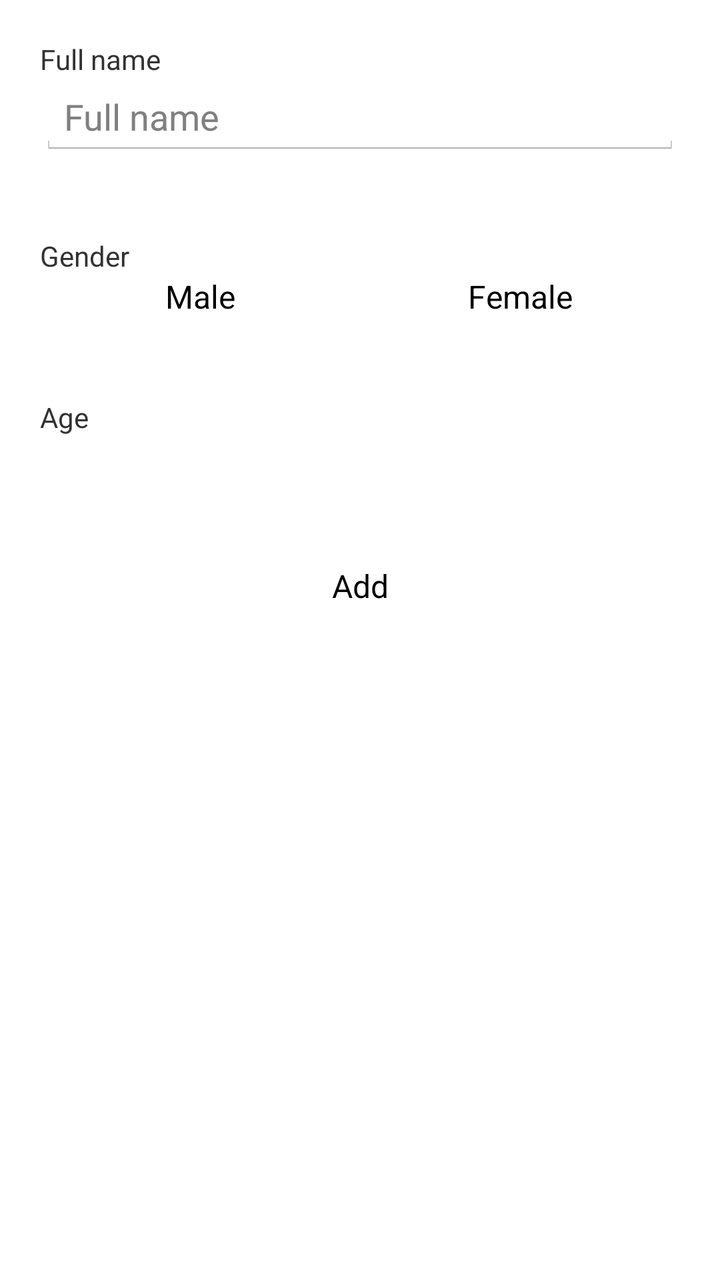
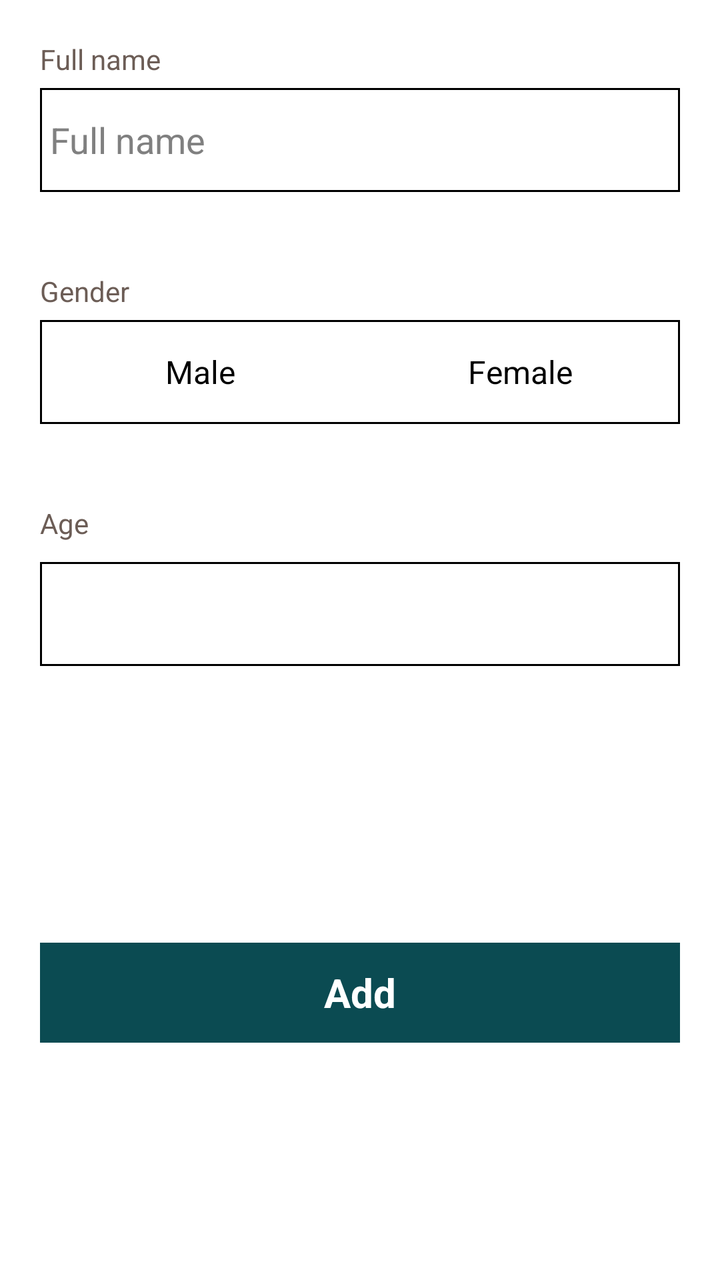

An Android layout rendered at two revisions. The XML below is the earlier revision; the diff shows what the commit changed to produce the second picture.
<!-- AndroidManifest.xml: application theme AppTheme -->
<!-- res/layout/activity_new_child.xml -->
<?xml version="1.0" encoding="utf-8"?>
<LinearLayout xmlns:android="http://schemas.android.com/apk/res/android"
    android:orientation="vertical" android:layout_width="match_parent"
    android:layout_margin="@dimen/activity_vertical_margin"
    android:layout_height="match_parent">

   <LinearLayout
       android:layout_width="match_parent"
       android:orientation="vertical"
       android:id="@+id/fullnameLayout"
       android:layout_margin="20dp"
       android:layout_height="wrap_content">

       <TextView
           android:layout_width="match_parent"
           android:layout_height="wrap_content"
           android:text="@string/full_name"/>

       <EditText
           android:id="@+id/fullnameEditText"
           android:layout_width="match_parent"
           android:hint="@string/full_name"
           android:layout_height="wrap_content" />

   </LinearLayout>

    <LinearLayout
        android:layout_width="match_parent"
        android:orientation="vertical"
        android:id="@+id/genderLayout"
        android:layout_margin="20dp"
        android:layout_height="wrap_content">

        <TextView
            android:layout_width="match_parent"
            android:layout_height="wrap_content"
            android:text="@string/ofis_select_gender"/>
        <LinearLayout
            android:layout_width="match_parent"
            android:layout_height="wrap_content"
            android:orientation="horizontal"
            android:weightSum="2">

            <android.support.v7.widget.AppCompatButton
                android:id="@+id/maleButton"
            android:layout_width="match_parent"
            android:layout_height="wrap_content"
            android:layout_gravity="center"
            android:gravity="center"
                android:layout_weight="1"
            android:text="@string/gender_male"/>

            <android.support.v7.widget.AppCompatButton
                android:id="@+id/femaleButton"
                android:layout_width="match_parent"
                android:layout_height="wrap_content"
                android:layout_gravity="center"
                android:gravity="center"
                android:layout_weight="1"
                android:text="@string/gender_female"/>

        </LinearLayout>
    </LinearLayout>

    <LinearLayout
        android:layout_width="match_parent"
        android:orientation="vertical"
        android:id="@+id/ageLayout"
        android:layout_margin="20dp"
        android:layout_height="wrap_content">

        <TextView
            android:layout_width="match_parent"
            android:layout_height="wrap_content"
            android:text="@string/age"/>

        <android.support.v7.widget.AppCompatSpinner
            android:id="@+id/ageSpinner"
            android:layout_marginTop="10dp"
            android:layout_width="match_parent"
            android:layout_height="wrap_content" />

    </LinearLayout>

    <android.support.v7.widget.AppCompatButton
        android:id="@+id/addNewChildButton"
        android:layout_width="match_parent"
        android:layout_height="50dp"
        android:layout_margin="20dp"
        android:layout_gravity="center"
        android:gravity="center"
        android:text="@string/add"/>

</LinearLayout>
<!-- resources referenced by this layout -->
<resources>
  <dimen name="activity_vertical_margin">16dp</dimen>
  <string name="add">Add</string>
  <string name="age">Age</string>
  <string name="full_name">Full name</string>
  <string name="gender_female">Female</string>
  <string name="gender_male">Male</string>
  <string name="ofis_select_gender">Gender</string>
  <style name="AppTheme" parent="android:Theme.Holo.Light">
          
          <item name="android:spinnerItemStyle">@style/SpinnerItem</item>
          <item name="android:spinnerDropDownItemStyle">@style/SpinnerItem.DropDownItem</item>
          <item name="android:dropDownListViewStyle">@style/StandardSpinner</item>
          <item name="android:actionBarStyle">@style/AppTheme.ActionBarStyle</item>
      </style>
  <style name="SpinnerItem" parent="android:Widget.Holo.DropDownItem">
          <item name="android:textColor">@color/ofis_base_font_white</item>
          <item name="android:textSize">@dimen/ofis_spinner_text</item>
      </style>
  <style name="SpinnerItem.DropDownItem" parent="android:Widget.Holo.DropDownItem.Spinner">
          <item name="android:textColor">@color/ofis_text_field</item>
          <item name="android:background">@color/ofis_spinner_item_background</item>
      </style>
  <style name="StandardSpinner" parent="android:Widget.Holo.Light.ListView">
          <item name="android:dividerHeight">@dimen/ofis_spinner_itemseparator</item>
          <item name="android:divider">@color/ofis_spinner_divider</item>
      </style>
  <style name="AppTheme.ActionBarStyle" parent="android:Widget.Holo.Light.ActionBar">
          <item name="android:titleTextStyle">@style/AppTheme.ActionBar.TitleTextStyle</item>
      </style>
  <color name="ofis_base_font_white">#ffffff</color>
  <dimen name="ofis_spinner_text">14sp</dimen>
  <color name="ofis_text_field">#DE000000</color>
  <color name="ofis_spinner_item_background">@color/ofis_actionbar_background</color>
  <dimen name="ofis_spinner_itemseparator">1dp</dimen>
  <color name="ofis_spinner_divider">#ff333333</color>
  <style name="AppTheme.ActionBar.TitleTextStyle" parent="android:TextAppearance">
          <item name="android:textSize">@dimen/ofis_med_text</item>
      </style>
  <color name="ofis_actionbar_background">#dddddd</color>
  <dimen name="ofis_med_text">15sp</dimen>
</resources>

<!-- the commit's change to res/layout/activity_new_child.xml (unified diff, before → after) -->
@@ -1,94 +1,114 @@
 <?xml version="1.0" encoding="utf-8"?>
 <LinearLayout xmlns:android="http://schemas.android.com/apk/res/android"
-    android:orientation="vertical" android:layout_width="match_parent"
+    android:layout_width="match_parent"
+    android:layout_height="match_parent"
     android:layout_margin="@dimen/activity_vertical_margin"
-    android:layout_height="match_parent">
-
-   <LinearLayout
-       android:layout_width="match_parent"
-       android:orientation="vertical"
-       android:id="@+id/fullnameLayout"
-       android:layout_margin="20dp"
-       android:layout_height="wrap_content">
-
-       <TextView
-           android:layout_width="match_parent"
-           android:layout_height="wrap_content"
-           android:text="@string/full_name"/>
-
-       <EditText
-           android:id="@+id/fullnameEditText"
-           android:layout_width="match_parent"
-           android:hint="@string/full_name"
-           android:layout_height="wrap_content" />
-
-   </LinearLayout>
+    android:orientation="vertical">
 
     <LinearLayout
+        android:id="@+id/fullnameLayout"
         android:layout_width="match_parent"
-        android:orientation="vertical"
-        android:id="@+id/genderLayout"
+        android:layout_height="wrap_content"
         android:layout_margin="20dp"
-        android:layout_height="wrap_content">
+        android:orientation="vertical">
 
         <TextView
             android:layout_width="match_parent"
             android:layout_height="wrap_content"
-            android:text="@string/ofis_select_gender"/>
+            android:layout_marginBottom="5dp"
+            android:text="@string/full_name"
+            android:textColor="@color/clmrs_tv_grey"/>
+
+        <EditText
+            android:id="@+id/fullnameEditText"
+            android:layout_width="match_parent"
+            android:layout_height="52dp"
+            android:background="@drawable/border_white_bg"
+            android:hint="@string/full_name"
+            android:paddingLeft="5dp" />
+
+    </LinearLayout>
+
+    <LinearLayout
+        android:id="@+id/genderLayout"
+        android:layout_width="match_parent"
+        android:layout_height="wrap_content"
+        android:layout_margin="20dp"
+        android:orientation="vertical">
+
+        <TextView
+            android:layout_width="match_parent"
+            android:layout_height="wrap_content"
+            android:layout_marginBottom="5dp"
+            android:textColor="@color/clmrs_tv_grey"
+            android:text="@string/ofis_select_gender" />
+
         <LinearLayout
             android:layout_width="match_parent"
-            android:layout_height="wrap_content"
+            android:layout_height="52dp"
+            android:background="@drawable/border_white_bg"
             android:orientation="horizontal"
             android:weightSum="2">
 
             <android.support.v7.widget.AppCompatButton
                 android:id="@+id/maleButton"
-            android:layout_width="match_parent"
-            android:layout_height="wrap_content"
-            android:layout_gravity="center"
-            android:gravity="center"
+                android:layout_width="match_parent"
+                android:layout_height="52dp"
+                android:layout_gravity="center"
                 android:layout_weight="1"
-            android:text="@string/gender_male"/>
+                android:gravity="center"
+                android:text="@string/gender_male" />
 
             <android.support.v7.widget.AppCompatButton
                 android:id="@+id/femaleButton"
                 android:layout_width="match_parent"
-                android:layout_height="wrap_content"
+                android:layout_height="52dp"
                 android:layout_gravity="center"
+                android:layout_weight="1"
                 android:gravity="center"
-                android:layout_weight="1"
-                android:text="@string/gender_female"/>
+                android:text="@string/gender_female" />
 
         </LinearLayout>
     </LinearLayout>
 
     <LinearLayout
+        android:id="@+id/ageLayout"
         android:layout_width="match_parent"
-        android:orientation="vertical"
-        android:id="@+id/ageLayout"
+        android:layout_height="wrap_content"
         android:layout_margin="20dp"
-        android:layout_height="wrap_content">
+        android:orientation="vertical">
 
         <TextView
             android:layout_width="match_parent"
             android:layout_height="wrap_content"
-            android:text="@string/age"/>
+            android:textColor="@color/clmrs_tv_grey"
+            android:text="@string/age" />
 
-        <android.support.v7.widget.AppCompatSpinner
+        z<android.support.v7.widget.AppCompatSpinner
             android:id="@+id/ageSpinner"
+            android:layout_width="match_parent"
+            android:layout_height="52dp"
             android:layout_marginTop="10dp"
-            android:layout_width="match_parent"
-            android:layout_height="wrap_content" />
+            android:background="@drawable/border_white_bg" />
 
     </LinearLayout>
 
-    <android.support.v7.widget.AppCompatButton
-        android:id="@+id/addNewChildButton"
+    <LinearLayout
         android:layout_width="match_parent"
-        android:layout_height="50dp"
-        android:layout_margin="20dp"
-        android:layout_gravity="center"
-        android:gravity="center"
-        android:text="@string/add"/>
+        android:layout_height="match_parent"
+        android:orientation="horizontal">
 
+        <android.support.v7.widget.AppCompatButton
+            android:id="@+id/addNewChildButton"
+            android:layout_width="match_parent"
+            android:layout_height="50dp"
+            android:layout_gravity="center"
+            android:layout_margin="20dp"
+            android:background="@drawable/border_green_bg"
+            android:gravity="center"
+            android:text="@string/add"
+            android:textColor="@color/ofis_base_font_white"
+            android:textSize="20dp"
+            android:textStyle="bold" />
+    </LinearLayout>
 </LinearLayout>
<!-- resource entries referenced after the edit -->
@@ -1,6 +1,23 @@
 <!-- resources referenced by this layout -->
 <resources>
+  <color name="clmrs_tv_grey">#6C5D56</color>
   <dimen name="activity_vertical_margin">16dp</dimen>
+  <!-- drawable border_green_bg (drawable-xhdpi) -->
+  <?xml version="1.0" encoding="utf-8"?>
+  <shape xmlns:android="http://schemas.android.com/apk/res/android" android:shape="rectangle">
+      <solid android:color="@color/clmrs_tv_green" />
+      <stroke
+          android:width="1dip"
+          android:color="@color/clmrs_tv_green" />
+  </shape>
+  <!-- drawable border_white_bg (drawable-xhdpi) -->
+  <?xml version="1.0" encoding="utf-8"?>
+  <shape xmlns:android="http://schemas.android.com/apk/res/android" android:shape="rectangle">
+      <solid android:color="@color/ofis_base_font_white" />
+      <stroke
+          android:width="1dip"
+          android:color="@android:color/black" />
+  </shape>
   <string name="add">Add</string>
   <string name="age">Age</string>
   <string name="full_name">Full name</string>
@@ -14,6 +31,7 @@
           <item name="android:dropDownListViewStyle">@style/StandardSpinner</item>
           <item name="android:actionBarStyle">@style/AppTheme.ActionBarStyle</item>
       </style>
+  <color name="clmrs_tv_green">#0B4B52</color>
   <style name="SpinnerItem" parent="android:Widget.Holo.DropDownItem">
           <item name="android:textColor">@color/ofis_base_font_white</item>
           <item name="android:textSize">@dimen/ofis_spinner_text</item>
